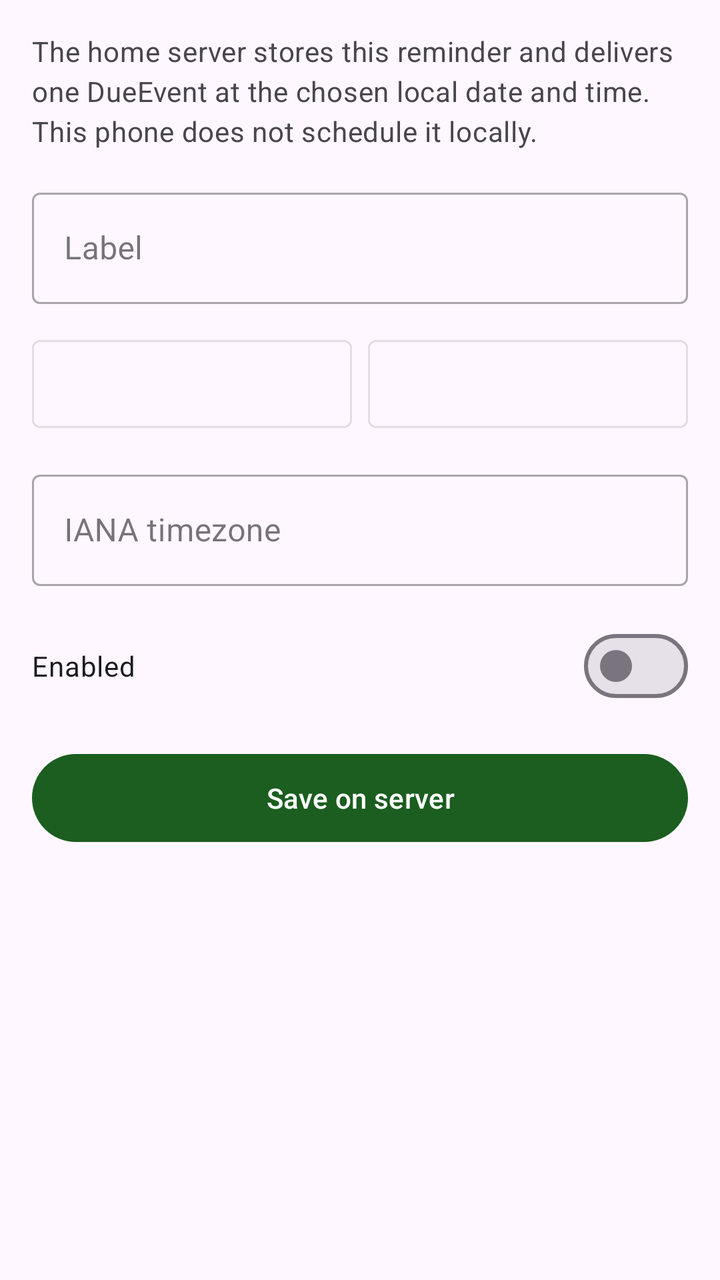
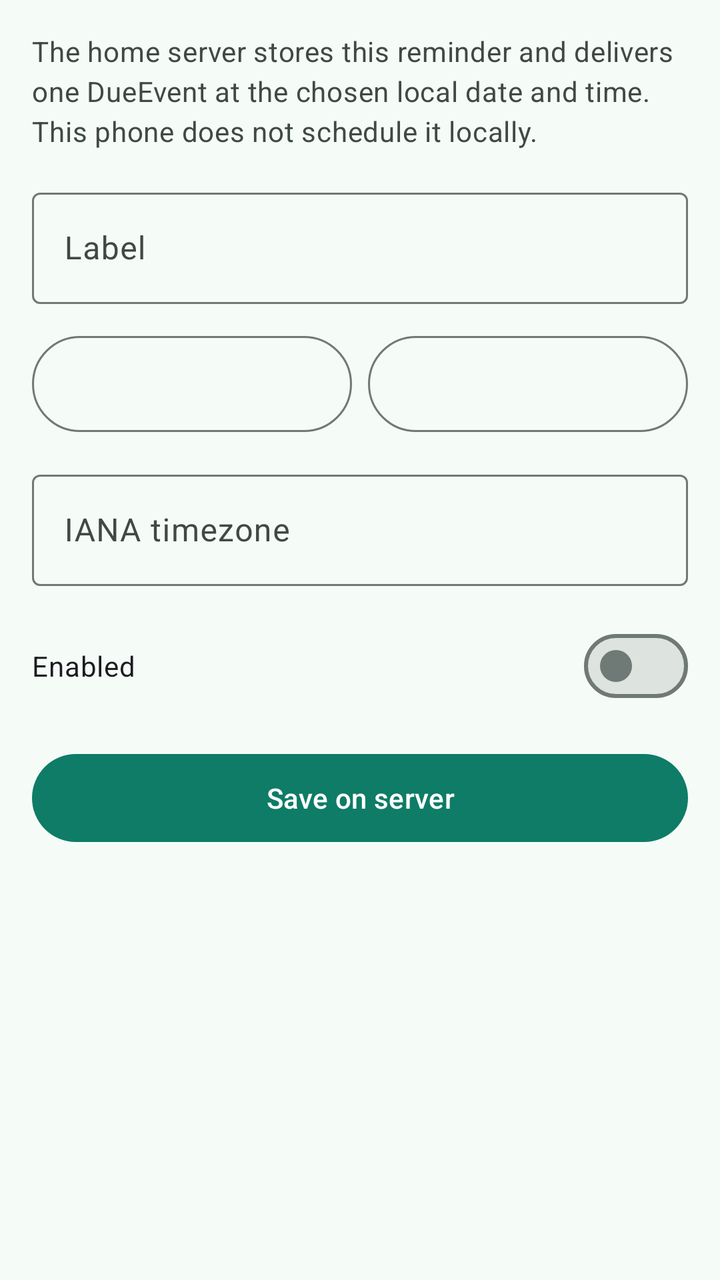

Compare the two renders of this Android layout. The source of the first and the diff that turns it into the second are given below.
<!-- AndroidManifest.xml: another module's application theme Theme.Home -->
<!-- res/layout/fragment_reminder_editor.xml -->
<?xml version="1.0" encoding="utf-8"?>
<androidx.core.widget.NestedScrollView xmlns:android="http://schemas.android.com/apk/res/android"
    xmlns:app="http://schemas.android.com/apk/res-auto"
    android:layout_width="match_parent"
    android:layout_height="match_parent"
    android:fillViewport="true">

    <LinearLayout
        android:layout_width="match_parent"
        android:layout_height="wrap_content"
        android:orientation="vertical"
        android:padding="@dimen/reminders_screen_margin">

        <TextView
            android:layout_width="match_parent"
            android:layout_height="wrap_content"
            android:text="@string/reminders_editor_hint"
            android:textAppearance="?attr/textAppearanceBodyMedium"
            android:textColor="?attr/colorOnSurfaceVariant" />

        <com.google.android.material.textfield.TextInputLayout
            android:layout_width="match_parent"
            android:layout_height="wrap_content"
            android:layout_marginTop="16dp"
            android:hint="@string/reminders_editor_label"
            style="@style/Widget.MaterialComponents.TextInputLayout.OutlinedBox">

            <com.google.android.material.textfield.TextInputEditText
                android:id="@+id/reminder_editor_label"
                android:layout_width="match_parent"
                android:layout_height="wrap_content"
                android:imeOptions="actionNext"
                android:inputType="textCapSentences"
                android:maxLength="120" />
        </com.google.android.material.textfield.TextInputLayout>

        <LinearLayout
            android:layout_width="match_parent"
            android:layout_height="wrap_content"
            android:layout_marginTop="12dp"
            android:orientation="horizontal">

            <com.google.android.material.button.MaterialButton
                android:id="@+id/reminder_editor_date"
                style="@style/Widget.MaterialComponents.Button.OutlinedButton"
                android:layout_width="0dp"
                android:layout_height="wrap_content"
                android:layout_marginEnd="4dp"
                android:layout_weight="1"
                android:minHeight="56dp"
                android:textAllCaps="false" />

            <com.google.android.material.button.MaterialButton
                android:id="@+id/reminder_editor_time"
                style="@style/Widget.MaterialComponents.Button.OutlinedButton"
                android:layout_width="0dp"
                android:layout_height="wrap_content"
                android:layout_marginStart="4dp"
                android:layout_weight="1"
                android:minHeight="56dp"
                android:textAllCaps="false" />
        </LinearLayout>

        <com.google.android.material.textfield.TextInputLayout
            android:layout_width="match_parent"
            android:layout_height="wrap_content"
            android:layout_marginTop="12dp"
            android:hint="@string/reminders_editor_timezone"
            style="@style/Widget.MaterialComponents.TextInputLayout.OutlinedBox">

            <com.google.android.material.textfield.TextInputEditText
                android:id="@+id/reminder_editor_timezone"
                android:layout_width="match_parent"
                android:layout_height="wrap_content"
                android:inputType="textNoSuggestions" />
        </com.google.android.material.textfield.TextInputLayout>

        <com.google.android.material.materialswitch.MaterialSwitch
            android:id="@+id/reminder_editor_enabled"
            android:layout_width="match_parent"
            android:layout_height="wrap_content"
            android:layout_marginTop="16dp"
            android:minHeight="48dp"
            android:text="@string/reminders_enabled" />

        <TextView
            android:id="@+id/reminder_editor_error"
            android:layout_width="match_parent"
            android:layout_height="wrap_content"
            android:layout_marginTop="8dp"
            android:textColor="?attr/colorError"
            android:visibility="gone" />

        <com.google.android.material.button.MaterialButton
            android:id="@+id/reminder_editor_save"
            android:layout_width="match_parent"
            android:layout_height="wrap_content"
            android:layout_marginTop="16dp"
            android:minHeight="52dp"
            android:text="@string/reminders_editor_save" />

        <com.google.android.material.button.MaterialButton
            android:id="@+id/reminder_editor_delete"
            style="@style/Widget.MaterialComponents.Button.TextButton"
            android:layout_width="match_parent"
            android:layout_height="wrap_content"
            android:layout_marginTop="8dp"
            android:minHeight="48dp"
            android:text="@string/reminders_editor_delete"
            android:textColor="?attr/colorError"
            android:visibility="gone" />

        <ProgressBar
            android:id="@+id/reminder_editor_progress"
            android:layout_width="wrap_content"
            android:layout_height="wrap_content"
            android:layout_gravity="center_horizontal"
            android:layout_marginTop="12dp"
            android:visibility="gone" />
    </LinearLayout>
</androidx.core.widget.NestedScrollView>
<!-- resources referenced by this layout -->
<resources>
  <style name="Theme.Home" parent="Theme.Material3.DayNight.NoActionBar">
          <item name="colorPrimary">@color/home_green</item>
          <item name="colorOnPrimary">@color/home_on_green</item>
          <item name="colorPrimaryContainer">@color/home_green_dark</item>
          <item name="colorOnPrimaryContainer">@color/home_on_green</item>
          <item name="colorSecondary">@color/home_teal</item>
          <item name="colorOnSecondary">@color/home_on_teal</item>
          <item name="android:statusBarColor">@color/home_green_dark</item>
          <item name="android:navigationBarColor">?attr/colorSurface</item>
          <item name="android:windowLightStatusBar">false</item>
      </style>
  <color name="home_green">#1B5E20</color>
  <color name="home_on_green">#FFFFFF</color>
  <color name="home_green_dark">#0D3F14</color>
  <color name="home_teal">#00695C</color>
  <color name="home_on_teal">#FFFFFF</color>
  <!-- unchanged entries left out for length: 7 -->
</resources>

<!-- the commit's change to res/layout/fragment_reminder_editor.xml (unified diff, before → after) -->
@@ -23,7 +23,7 @@
             android:layout_height="wrap_content"
             android:layout_marginTop="16dp"
             android:hint="@string/reminders_editor_label"
-            style="@style/Widget.MaterialComponents.TextInputLayout.OutlinedBox">
+            style="@style/Widget.Material3.TextInputLayout.OutlinedBox">
 
             <com.google.android.material.textfield.TextInputEditText
                 android:id="@+id/reminder_editor_label"
@@ -42,7 +42,7 @@
 
             <com.google.android.material.button.MaterialButton
                 android:id="@+id/reminder_editor_date"
-                style="@style/Widget.MaterialComponents.Button.OutlinedButton"
+                style="@style/Widget.Material3.Button.OutlinedButton"
                 android:layout_width="0dp"
                 android:layout_height="wrap_content"
                 android:layout_marginEnd="4dp"
@@ -52,7 +52,7 @@
 
             <com.google.android.material.button.MaterialButton
                 android:id="@+id/reminder_editor_time"
-                style="@style/Widget.MaterialComponents.Button.OutlinedButton"
+                style="@style/Widget.Material3.Button.OutlinedButton"
                 android:layout_width="0dp"
                 android:layout_height="wrap_content"
                 android:layout_marginStart="4dp"
@@ -66,7 +66,7 @@
             android:layout_height="wrap_content"
             android:layout_marginTop="12dp"
             android:hint="@string/reminders_editor_timezone"
-            style="@style/Widget.MaterialComponents.TextInputLayout.OutlinedBox">
+            style="@style/Widget.Material3.TextInputLayout.OutlinedBox">
 
             <com.google.android.material.textfield.TextInputEditText
                 android:id="@+id/reminder_editor_timezone"
@@ -101,7 +101,7 @@
 
         <com.google.android.material.button.MaterialButton
             android:id="@+id/reminder_editor_delete"
-            style="@style/Widget.MaterialComponents.Button.TextButton"
+            style="@style/Widget.Material3.Button.TextButton"
             android:layout_width="match_parent"
             android:layout_height="wrap_content"
             android:layout_marginTop="8dp"
<!-- resource entries referenced after the edit -->
@@ -1,21 +1,75 @@
 <!-- resources referenced by this layout -->
 <resources>
   <style name="Theme.Home" parent="Theme.Material3.DayNight.NoActionBar">
-          <item name="colorPrimary">@color/home_green</item>
-          <item name="colorOnPrimary">@color/home_on_green</item>
-          <item name="colorPrimaryContainer">@color/home_green_dark</item>
-          <item name="colorOnPrimaryContainer">@color/home_on_green</item>
-          <item name="colorSecondary">@color/home_teal</item>
-          <item name="colorOnSecondary">@color/home_on_teal</item>
-          <item name="android:statusBarColor">@color/home_green_dark</item>
-          <item name="android:navigationBarColor">?attr/colorSurface</item>
-          <item name="android:windowLightStatusBar">false</item>
+          <item name="colorPrimary">@color/home_primary</item>
+          <item name="colorOnPrimary">@color/home_on_primary</item>
+          <item name="colorPrimaryContainer">@color/home_primary_container</item>
+          <item name="colorOnPrimaryContainer">@color/home_on_primary_container</item>
+          <item name="colorSecondary">@color/home_secondary</item>
+          <item name="colorOnSecondary">@color/home_on_secondary</item>
+          <item name="colorSecondaryContainer">@color/home_secondary_container</item>
+          <item name="colorOnSecondaryContainer">@color/home_on_secondary_container</item>
+          <item name="colorTertiary">@color/home_tertiary</item>
+          <item name="colorOnTertiary">@color/home_on_tertiary</item>
+          <item name="colorTertiaryContainer">@color/home_tertiary_container</item>
+          <item name="colorOnTertiaryContainer">@color/home_on_tertiary_container</item>
+          <item name="colorError">@color/home_error</item>
+          <item name="android:colorBackground">@color/home_surface</item>
+          <item name="colorSurface">@color/home_surface</item>
+          <item name="colorOnSurface">@color/home_on_surface</item>
+          <item name="colorOnBackground">@color/home_on_surface</item>
+          <item name="colorOnSurfaceVariant">@color/home_on_surface_variant</item>
+          <item name="colorSurfaceContainerLow">@color/home_surface_container_low</item>
+          <item name="colorSurfaceContainer">@color/home_surface_container</item>
+          <item name="colorSurfaceContainerHigh">@color/home_surface_container_high</item>
+          <item name="colorSurfaceContainerHighest">@color/home_surface_container_highest</item>
+          <item name="colorOutline">@color/home_outline</item>
+          <item name="colorOutlineVariant">@color/home_outline_variant</item>
+  
+          
+          <item name="shapeAppearanceSmallComponent">@style/ShapeAppearance.Home.Small</item>
+          <item name="shapeAppearanceMediumComponent">@style/ShapeAppearance.Home.Medium</item>
+          <item name="shapeAppearanceLargeComponent">@style/ShapeAppearance.Home.Large</item>
+  
+          <item name="android:statusBarColor">@color/home_surface</item>
+          <item name="android:navigationBarColor">@color/home_surface_container</item>
+          <item name="android:windowLightStatusBar">@bool/home_light_bars</item>
+          <item name="android:windowLightNavigationBar">@bool/home_light_bars</item>
       </style>
-  <color name="home_green">#1B5E20</color>
-  <color name="home_on_green">#FFFFFF</color>
-  <color name="home_green_dark">#0D3F14</color>
-  <color name="home_teal">#00695C</color>
-  <color name="home_on_teal">#FFFFFF</color>
+  <color name="home_primary">#0E7C66</color>
+  <color name="home_on_primary">#FFFFFF</color>
+  <color name="home_primary_container">#BDF2E0</color>
+  <color name="home_on_primary_container">#00201A</color>
+  <color name="home_secondary">#4A635B</color>
+  <color name="home_on_secondary">#FFFFFF</color>
+  <color name="home_secondary_container">#CCE8DE</color>
+  <color name="home_on_secondary_container">#05201A</color>
+  <color name="home_tertiary">#8A5100</color>
+  <color name="home_on_tertiary">#FFFFFF</color>
+  <color name="home_tertiary_container">#FFDDB6</color>
+  <color name="home_on_tertiary_container">#2C1600</color>
+  <color name="home_error">#BA1A1A</color>
+  <color name="home_surface">#F5FBF7</color>
+  <color name="home_on_surface">#171D1A</color>
+  <color name="home_on_surface_variant">#3F4945</color>
+  <color name="home_surface_container_low">#EFF5F1</color>
+  <color name="home_surface_container">#E9F0EC</color>
+  <color name="home_surface_container_high">#E3EAE6</color>
+  <color name="home_surface_container_highest">#DDE4E0</color>
+  <color name="home_outline">#6F7975</color>
+  <color name="home_outline_variant">#BFC9C4</color>
+  <style name="ShapeAppearance.Home.Small" parent="ShapeAppearance.Material3.SmallComponent">
+          <item name="cornerFamily">rounded</item>
+          <item name="cornerSize">14dp</item>
+      </style>
+  <style name="ShapeAppearance.Home.Medium" parent="ShapeAppearance.Material3.MediumComponent">
+          <item name="cornerFamily">rounded</item>
+          <item name="cornerSize">22dp</item>
+      </style>
+  <style name="ShapeAppearance.Home.Large" parent="ShapeAppearance.Material3.LargeComponent">
+          <item name="cornerFamily">rounded</item>
+          <item name="cornerSize">28dp</item>
+      </style>
   <!-- unchanged entries left out for length: 7 -->
 </resources>
 
